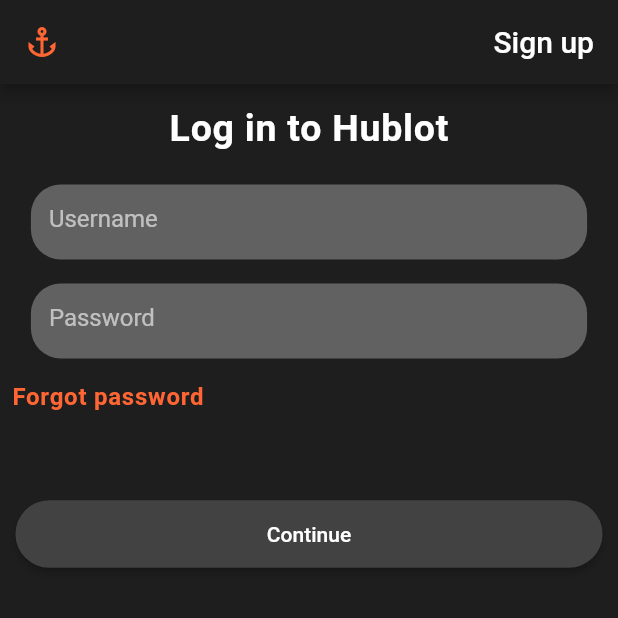
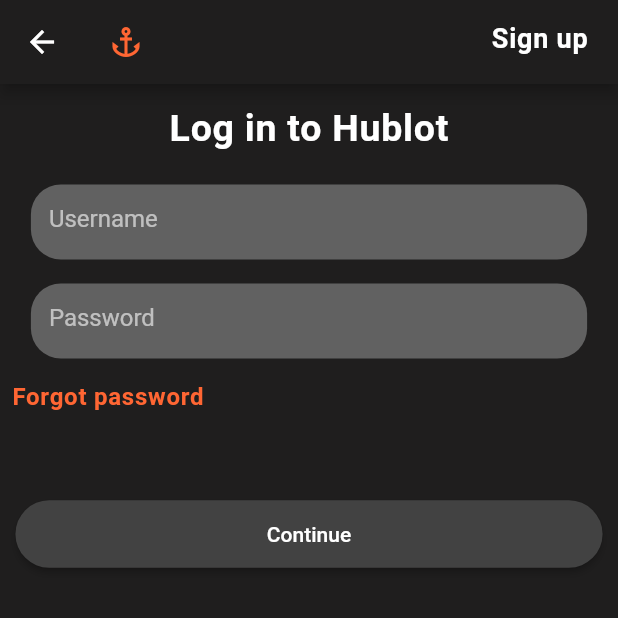
Before and after one commit to ChristopherDesrosiersMondor/S4_FINALPROJECT_FRONTEND, a Flutter app: the screen it shows after launch, item 2 of the bottom bar chosen, on a phone screen of 412 x 824 dp, the top half of it. Run offline on Flutter 3.47's test engine with Material 2 defaults, Android fonts, the phone set to English and light mode, and no system bars; our stand-ins replace google_fonts; Roboto replaces fonts that are missing (Signika).

Commit message:
work on app bar

```diff
--- a/interface_mobile/interface_mobile/lib/connexion.dart
+++ b/interface_mobile/interface_mobile/lib/connexion.dart
@@ -1,3 +1,4 @@
+import 'package:flutter/gestures.dart';
 import 'package:flutter/material.dart';
 import 'package:interface_mobile/utilities.dart';
 import 'package:google_fonts/google_fonts.dart';
@@ -10,21 +11,36 @@
     return Scaffold(
       backgroundColor: const Color.fromARGB(255, 31, 30, 30),
       appBar: AppBar(
-        // devrait être la flèche, ensuite ajouter un button avec icon
-        leading: const Align(
-          alignment: Alignment.center,
-          child: Icon(
-            Icons.anchor,
-            color: Color(0xffff6633),
-          ),
+        leading: IconButton(
+            icon: const Icon(
+              Icons.arrow_back,
+            ),
+            onPressed: () {}),
+        title: const Icon(
+          Icons.anchor,
+          color: Color(0xffff6633),
         ),
+        actions: <Widget>[
+          Padding(
+            padding: const EdgeInsets.fromLTRB(0, 15, 20, 0),
+            child: Text.rich(TextSpan(children: [
+              TextSpan(
+                  style: GoogleFonts.roboto(
+                      textStyle: const TextStyle(
+                          fontWeight: FontWeight.bold,
+                          color: Colors.white,
+                          letterSpacing: .5,
+                          fontSize: 18)),
+                  //make link blue and underline
+                  text: "Sign up",
+                  recognizer: TapGestureRecognizer()
+                    ..onTap = () async {
+                      //on tap code here, you can navigate to other page or URL
+                    }),
+            ])),
+          )
+        ],
         backgroundColor: const Color.fromARGB(255, 31, 30, 30),
-        title: const Align(
-          alignment: Alignment.centerRight,
-          child: Text(
-            "Sign up",
-          ),
-        ),
       ),
       body: const Center(child: ConnexionForm()),
     );
@@ -63,7 +79,7 @@
               child: Center(
                 child: Text(
                   'Log in to Hublot',
-                  style: GoogleFonts.signika(
+                  style: GoogleFonts.roboto(
                       textStyle: const TextStyle(
                           fontWeight: FontWeight.bold,
                           color: Colors.white,
@@ -138,7 +154,7 @@
             padding: const EdgeInsets.all(8),
             child: Text(
               'Forgot password',
-              style: GoogleFonts.signika(
+              style: GoogleFonts.roboto(
                   textStyle: const TextStyle(
                       fontWeight: FontWeight.bold,
                       color: Color(0xffff6633),
```
